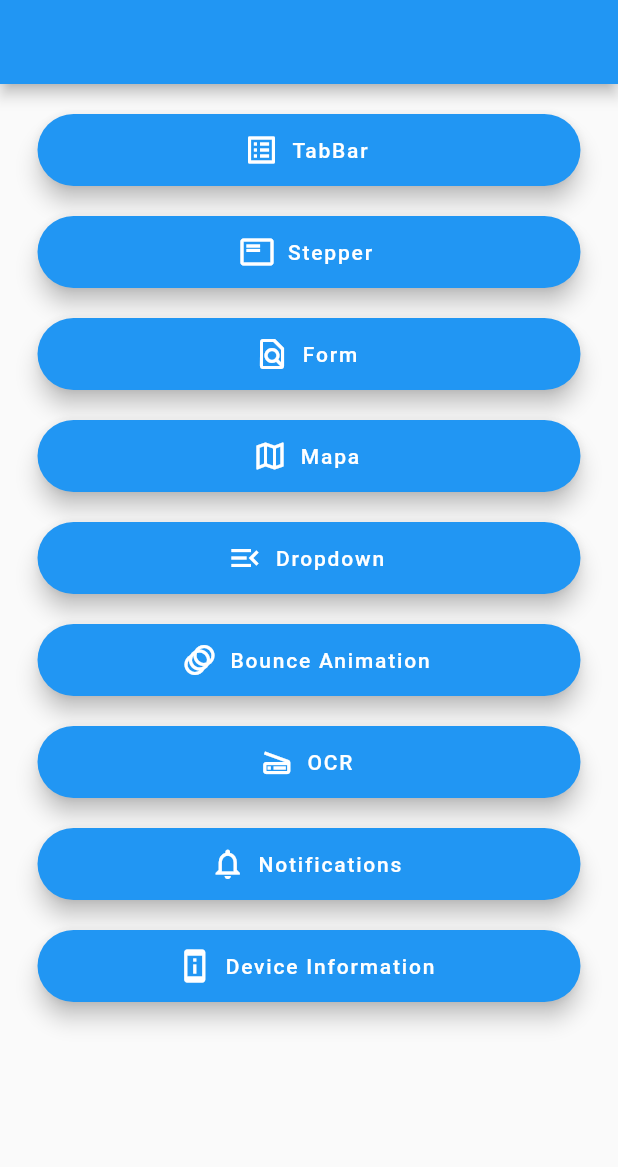
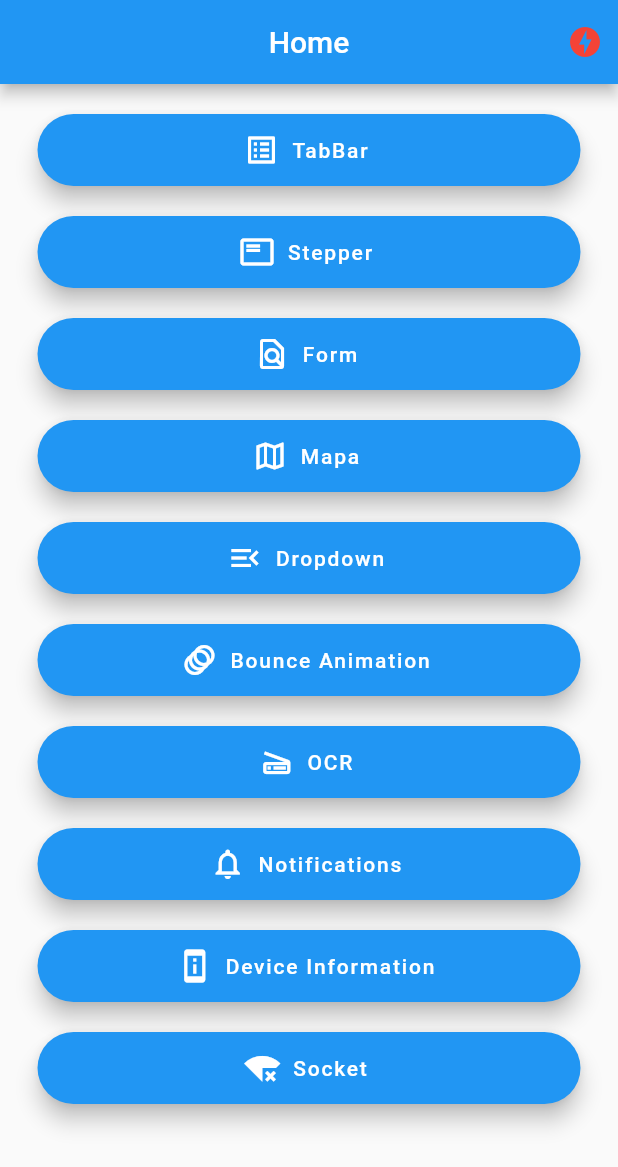
Before and after one commit to alfredo961/widgets_de_prueba, a Flutter app: the screen it shows after launch, on a phone screen of 412 x 824 dp. Shown: the top 1167 px of the screen. Run offline on Flutter 3.47's test engine with Material 2 defaults, Android fonts, the phone set to English and light mode, and no system bars; our stand-ins replace device_info, flutter_local_notifications, get, google_maps_flutter, image_picker, rxdart and 1 more; missing offline and left inert: flutter_mobile_vision_2, flutter_tesseract_ocr, learning_input_image, learning_text_recognition; network calls fail.

Commit message:
conexion a socket.io

```diff
--- a/lib/home_controller.dart
+++ b/lib/home_controller.dart
@@ -36,4 +36,8 @@ class HomeController extends GetxController {
   Future? passToDeviceInfoView() {
     return Get.toNamed("/deviceInfo");
   }
+
+  Future? passToSocketView() {
+    return Get.toNamed("/status");
+  }
 }
--- a/lib/home_page.dart
+++ b/lib/home_page.dart
@@ -1,14 +1,36 @@
 import 'package:flutter/material.dart';
 import 'package:get/get.dart';
 import 'package:tabbar/home_controller.dart';
+import 'package:tabbar/socket_view/socket_provider.dart';
+import 'package:provider/provider.dart';
 
 class HomePage extends StatelessWidget {
   HomePage({Key? key}) : super(key: key);
   final controller = Get.put(HomeController());
+  final espacio = const SizedBox(height: 20);
+
   @override
   Widget build(BuildContext context) {
+    final socketService = context.watch<SocketProvider>();
     return Scaffold(
-      appBar: AppBar(),
+      appBar: AppBar(
+        title: const Text("Home"),
+        centerTitle: true,
+        actions: [
+          Container(
+            margin: const EdgeInsets.only(right: 10),
+            child: (socketService.serverStatus == ServerStatus.online)
+                ? Icon(
+                    Icons.check_circle,
+                    color: Colors.blue[300],
+                  )
+                : const Icon(
+                    Icons.offline_bolt,
+                    color: Colors.red,
+                  ),
+          )
+        ],
+      ),
       body: Container(
         height: double.infinity,
         width: double.infinity,
@@ -16,78 +38,68 @@ class HomePage extends StatelessWidget {
         margin: const EdgeInsets.symmetric(horizontal: 25.0),
         child: ListView(
           children: [
-            const SizedBox(
-              height: 20,
-            ),
+            espacio,
             FloatingActionButton.extended(
                 heroTag: "btn1",
                 icon: const Icon(Icons.list_alt_outlined),
                 label: const Text("TabBar"),
                 onPressed: () => controller.passToTabs()),
-            const SizedBox(
-              height: 20,
-            ),
+            espacio,
             FloatingActionButton.extended(
                 heroTag: "btn2",
                 label: const Text("Stepper"),
                 icon: const Icon(Icons.featured_play_list_outlined),
                 onPressed: () => controller.passToStepper()),
-            const SizedBox(
-              height: 20,
-            ),
+            espacio,
             FloatingActionButton.extended(
                 heroTag: "btn3",
                 label: const Text("Form"),
                 icon: const Icon(Icons.find_in_page_outlined),
                 onPressed: () => controller.passToForm()),
-            const SizedBox(
-              height: 20,
-            ),
+            espacio,
             FloatingActionButton.extended(
                 heroTag: "btn4",
                 label: const Text("Mapa"),
                 icon: const Icon(Icons.map_outlined),
                 onPressed: () => controller.passToMapView()),
-            const SizedBox(
-              height: 20,
-            ),
+            espacio,
             FloatingActionButton.extended(
                 heroTag: "btn5",
                 label: const Text("Dropdown"),
                 icon: const Icon(Icons.menu_open_outlined),
                 onPressed: () => controller.passToDropdownView()),
-            const SizedBox(
-              height: 20,
-            ),
+            espacio,
             FloatingActionButton.extended(
                 heroTag: "btn6",
                 label: const Text("Bounce Animation"),
                 icon: const Icon(Icons.animation),
                 onPressed: () => controller.passToAnimationView()),
-            const SizedBox(
-              height: 20,
-            ),
+            espacio,
             FloatingActionButton.extended(
                 heroTag: "btn7",
                 label: const Text("OCR"),
                 icon: const Icon(Icons.scanner_outlined),
                 onPressed: () => controller.passToOCRView()),
-            const SizedBox(
-              height: 20,
-            ),
+            espacio,
             FloatingActionButton.extended(
                 heroTag: "btn8",
                 label: const Text("Notifications"),
                 icon: const Icon(Icons.notifications_outlined),
                 onPressed: () => controller.passToNotificationView()),
-            const SizedBox(
-              height: 20,
-            ),
+            espacio,
             FloatingActionButton.extended(
                 heroTag: "btn9",
                 label: const Text("Device Information"),
                 icon: const Icon(Icons.perm_device_info),
                 onPressed: () => controller.passToDeviceInfoView()),
+            espacio,
+            FloatingActionButton.extended(
+                heroTag: "btn10",
+                label: const Text("Socket"),
+                icon: const Icon(
+                    Icons.signal_wifi_connected_no_internet_4_outlined),
+                onPressed: () => controller.passToSocketView()),
+            espacio,
           ],
         ),
       ),
--- a/lib/main.dart
+++ b/lib/main.dart
@@ -11,6 +11,9 @@ import 'package:tabbar/map_view/map_view.dart';
 import 'package:tabbar/notificaciones_view/notificaciones_provider.dart';
 import 'package:tabbar/notificaciones_view/notificaciones_view.dart';
 import 'package:tabbar/ocr_view/ocr_view.dart';
+import 'package:tabbar/socket_view/socket_provider.dart';
+import 'package:tabbar/socket_view/socket_view.dart';
+import 'package:tabbar/socket_view/status_page.dart';
 import 'package:tabbar/stepper_views/stepper_page.dart';
 import 'package:tabbar/tabs_view/tab_page.dart';
 
@@ -22,7 +25,9 @@ class MyApp extends StatelessWidget {
   const MyApp({Key? key}) : super(key: key);
   @override
   Widget build(BuildContext context) {
-    return GetMaterialApp(
+    return MultiProvider(
+        providers: [ChangeNotifierProvider(create: (_) => SocketProvider())],
+        child: GetMaterialApp(
           title: 'Flutter Demo',
           debugShowCheckedModeBanner: false,
           theme: ThemeData(
@@ -50,7 +55,19 @@ class MyApp extends StatelessWidget {
                       create: (_) => DeviceInfoProvider(),
                       child: const DeviceInfoView(),
                     )),
+            GetPage(
+                name: '/socket',
+                page: () => ChangeNotifierProvider<SocketProvider>(
+                      create: (_) => SocketProvider(),
+                      child: const SocketView(),
+                    )),
+            GetPage(
+                name: '/status',
+                page: () => ChangeNotifierProvider<SocketProvider>(
+                      create: (_) => SocketProvider(),
+                      child: const StatusPage(),
+                    )),
           ],
-    );
+        ));
   }
 }
--- a/lib/notificaciones_view/notificaciones_provider.dart
+++ b/lib/notificaciones_view/notificaciones_provider.dart
@@ -6,6 +6,9 @@ import 'package:tabbar/notificaciones_view/api/notification_api.dart';
 class NotificacionesProvider extends ChangeNotifier {
   String? selectedNotificationPayload;
   void Function(String?)? onCLickedNotification;
+  String? nombre = "";
+  String? asunto = "";
+  String? payload = "";
 
   NotificacionesProvider() {
     initState();
--- /dev/null
+++ b/lib/socket_view/socket_provider.dart
@@ -0,0 +1,71 @@
+import 'dart:developer';
+import 'package:flutter/material.dart' show ChangeNotifier, debugPrint;
+import 'package:socket_io_client/socket_io_client.dart' as IO;
+
+enum ServerStatus { online, offline, connecting }
+
+class SocketProvider extends ChangeNotifier {
+  ServerStatus _serverStatus = ServerStatus.connecting;
+  IO.Socket? _socket;
+
+  ServerStatus get serverStatus => _serverStatus;
+  IO.Socket get socket => _socket!;
+  Function get emit => _socket!.emit;
+
+  String? _nombre;
+  String? _asunto;
+  int? _id;
+
+  String? get nombre => _nombre ?? "";
+  String? get asunto => _asunto ?? "";
+  int? get id => _id = 0;
+
+  SocketProvider() {
+    initState();
+  }
+
+  void initState() {
+    log("/socket page initialized");
+    initSocket();
+  }
+
+  void initSocket() {
+    _socket = IO.io('http://10.0.2.2:3000/', {
+      "transports": ["websocket"],
+      "autoConnect": true
+    });
+
+    _socket!.on('connect', (_) {
+      _serverStatus = ServerStatus.online;
+      notifyListeners();
+    });
+
+    _socket!.on('disconnect', (_) {
+      _serverStatus = ServerStatus.offline;
+      notifyListeners();
+    });
+
+    socket.on('nuevo-mensaje', (payload) {
+      debugPrint("nuevo-mensaje:");
+      debugPrint("nombre:" + payload["nombre"]);
+      debugPrint("nombre:" + payload["mensaje"]);
+      payload.containsKey('mensaje2') ? payload["mensaje2"] : "No hay mensaje";
+    });
+
+    socket.on('nueva-notification', (payload) {
+      // debugPrint("nueva-notification:");
+      // debugPrint("nombre:" + payload["nombre"]);
+      // debugPrint("asunto:" + payload["asunto"]);
+
+      _nombre =
+          payload.containsKey('nombre') ? payload["nombre"] : "No hay nombre";
+      _asunto =
+          payload.containsKey('asunto') ? payload["asunto"] : "Sin asunto";
+      _id = payload.containsKey('id') ? payload["id"] : 0;
+
+      debugPrint(nombre);
+      debugPrint(asunto);
+      debugPrint(id.toString());
+    });
+  }
+}
--- /dev/null
+++ b/lib/socket_view/sockets.dart
@@ -0,0 +1,47 @@
+import 'dart:async';
+import 'dart:convert';
+import 'dart:io';
+import 'package:flutter/widgets.dart';
+import 'package:socket_io_client/socket_io_client.dart' as IO;
+
+class Sockets {
+  final socket =
+      IO.io('http://f9c4-190-86-109-255.ngrok.io/', <String, dynamic>{
+    'transports': ['websocket'],
+  });
+
+  // final socket = WebSocketChannel.connect(
+  //   Uri.parse('wss://echo.websocket.org'),
+  // );
+
+  bool isConnected = false;
+
+  Sockets() {
+    socket.connect();
+    socket.onConnect((_) {
+      isConnected = true;
+      debugPrint("Conectado!");
+      emitSocket();
+    });
+
+    socket.on("Notificación", (message) {
+      print(message);
+    });
+  }
+
+  emitSocket() {
+    if (isConnected) {
+      readLine().listen((String line) => socket.emit("stream", line));
+      socket.on("msg", (data) {
+        _printFromServer(data);
+        print(data);
+      });
+    }
+  }
+}
+
+Stream<String> readLine() =>
+    stdin.transform(utf8.decoder).transform(const LineSplitter());
+
+// ignore: avoid_print
+void _printFromServer(String message) => print(message);
--- a/pubspec.yaml
+++ b/pubspec.yaml
@@ -40,6 +40,8 @@ dependencies:
   flutter_local_notifications: ^9.0.1
   rxdart: ^0.27.2
   device_info: ^2.0.3
+  socket_io_client: ^1.0.1
+  web_socket_channel: ^2.1.0
 
 
 dev_dependencies:
```
Also changed, not shown: lib/notificaciones_view/notificaciones_view.dart (+9 -5 lines), lib/socket_view/notification_model.dart (added, +10 -0 lines), lib/socket_view/socket_view.dart (added, +18 -0 lines), lib/socket_view/status_page.dart (added, +35 -0 lines), pubspec.lock. Lines whose indentation alone changed are shown as unchanged.
